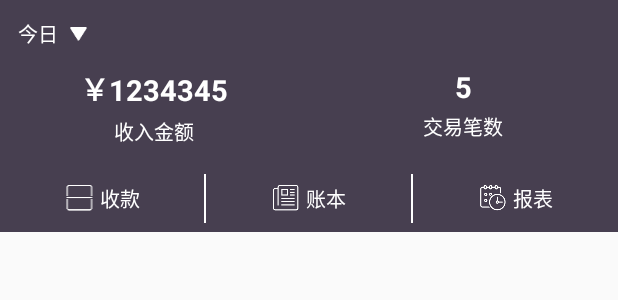
After one commit to OhPeterPan/banYou, an Android app: the layout main_head.xml on its own in the app's theme, with its tools: preview values and no code run, on a phone screen of 412 x 824 dp. The commit adds this screen. Shown: the top 300 px of the screen. Run offline under Robolectric (Android 15) with nearby library versions, the phone set to English and light mode, and no system bars.

Commit message:
随便改

```diff
--- a/app/src/main/AndroidManifest.xml
+++ b/app/src/main/AndroidManifest.xml
@@ -187,7 +187,8 @@
 
         <service
             android:name=".service.TTSService"
-            android:exported="false" />
+            android:exported="false"
+            android:priority="1000" />
     </application>
 
 </manifest>
--- a/app/src/main/java/com/banutech/collectiontreasure/common/impl/OkHttpClientImpl.java
+++ b/app/src/main/java/com/banutech/collectiontreasure/common/impl/OkHttpClientImpl.java
@@ -35,6 +35,7 @@ public class OkHttpClientImpl implements IHttpClient {
         try {
             baseResponse = new BaseResponse();
             String requestBody = request.createNetSoapText();
+            LogUtil.logI("wak", "请求体：" + requestBody);
             RequestBody body = RequestBody.create(MediaType.parse("text/xml; charset=utf-8"), requestBody);
             Request re = new Request.Builder().url(urlAddress).post(body).build();
             call = client.newCall(re);
@@ -47,7 +48,7 @@ public class OkHttpClientImpl implements IHttpClient {
             }
 
             Response response = call.execute();
-            LogUtil.logI("wak", "当前联网返回码:" + response.code());
+            //LogUtil.logI("wak", "当前联网返回码:" + response.code());
             if (response.code() == BaseResponse.CODE_SUCCESS) {
                 baseResponse.setCode(response.code());
                 baseResponse.setData(response.body().string());
--- a/app/src/main/java/com/banutech/collectiontreasure/model/MainInfoModel.java
+++ b/app/src/main/java/com/banutech/collectiontreasure/model/MainInfoModel.java
@@ -11,6 +11,7 @@ import com.banutech.collectiontreasure.response.MainCountResponse;
 import com.banutech.collectiontreasure.response.MainListResponse;
 import com.banutech.collectiontreasure.response.QRcodeResponse;
 import com.banutech.collectiontreasure.rxBus.RxBus;
+import com.banutech.collectiontreasure.util.LogUtil;
 import com.thoughtworks.xstream.XStream;
 
 import java.util.HashMap;
@@ -27,7 +28,7 @@ public class MainInfoModel extends BaseModel {
     public void sendNetQueryCount(final String date, final String startTime,
                                   final String endTime, final String companyId,
                                   final String fromType, final String storeId) {
-
+        LogUtil.logI("wak", date + "::" + startTime + "::" + endTime + "::" + companyId + ":::" + fromType + "::" + storeId);
         RxBus.getInstance().chain(new Function() {
             @Override
             public Object apply(Object o) throws Exception {
--- a/app/src/main/java/com/banutech/collectiontreasure/presenter/MainPresenter.java
+++ b/app/src/main/java/com/banutech/collectiontreasure/presenter/MainPresenter.java
@@ -19,8 +19,8 @@ public class MainPresenter extends BasePresenter<IMainView> {
         model = new MainInfoModel(new OkHttpClientImpl());
     }
 
-    public void sendNet(String date, String startTime, String endTime, String companyId, String fromType, String storeId) {
-        if (mView != null)
+    public void sendNet(String date, String startTime, String endTime, String companyId, String fromType, String storeId, boolean showDialog) {
+        if (mView != null && showDialog)
             mView.showLoading();
         if (model != null)
             model.sendNetQueryCount(date, startTime, endTime, companyId, fromType, storeId);
--- a/app/src/main/java/com/banutech/collectiontreasure/ui/ReportFormsActivity.java
+++ b/app/src/main/java/com/banutech/collectiontreasure/ui/ReportFormsActivity.java
@@ -173,7 +173,7 @@ public class ReportFormsActivity extends BaseActivity<ReportFormsPresenter> impl
         xAxis.setDrawGridLines(false);
         xAxis.setPosition(XAxis.XAxisPosition.BOTTOM);
         xAxis.setAxisMinimum(-0.2f);
-        //xAxis.setAxisMaximum(xAxis.getAxisMaximum() + 0.2f);
+        xAxis.setAxisMaximum(xValues.size() - 0.5f);
         xAxis.setGranularity(1f);
         xAxis.setLabelRotationAngle(-45);
         xAxis.setLabelCount(xValues.size(), false);
@@ -235,7 +235,8 @@ public class ReportFormsActivity extends BaseActivity<ReportFormsPresenter> impl
         LineData lineData = new LineData(lineDataSet);
         lineChart.setData(lineData);
         reportData.removeAllViews();
-        reportData.addView(lineChart, new FrameLayout.LayoutParams(-1, -1));
+        FrameLayout.LayoutParams lp = new FrameLayout.LayoutParams(-1, -1);
+        reportData.addView(lineChart, lp);
     }
 
     /**
--- a/app/src/main/res/layout/activity_order_detail.xml
+++ b/app/src/main/res/layout/activity_order_detail.xml
@@ -47,7 +47,7 @@
             android:drawableRight="@mipmap/ic_report_triangle"
             android:gravity="center"
             android:padding="6dp"
-            android:text="近7天"
+            android:text="今日"
             android:textColor="#666"
             android:textSize="13sp" />
     </FrameLayout>
--- /dev/null
+++ b/app/src/main/res/layout/main_head.xml
@@ -0,0 +1,133 @@
+<?xml version="1.0" encoding="utf-8"?>
+<LinearLayout xmlns:android="http://schemas.android.com/apk/res/android"
+    xmlns:tools="http://schemas.android.com/tools"
+    android:layout_width="match_parent"
+    android:layout_height="wrap_content"
+    android:background="@color/common_color"
+    android:orientation="vertical">
+
+    <TextView
+        android:id="@+id/tvMainTime"
+        android:layout_width="wrap_content"
+        android:layout_height="wrap_content"
+        android:drawablePadding="6dp"
+        android:drawableRight="@mipmap/ic_triangle_white"
+        android:gravity="center"
+        android:padding="12dp"
+        android:text="今日"
+        android:textColor="@android:color/white"
+        android:textSize="13sp" />
+
+    <LinearLayout
+        android:layout_width="match_parent"
+        android:layout_height="wrap_content"
+        android:orientation="horizontal">
+
+        <LinearLayout
+            android:layout_width="0dp"
+            android:layout_height="wrap_content"
+            android:layout_marginBottom="12dp"
+            android:layout_weight="1"
+            android:gravity="center"
+            android:orientation="vertical">
+
+            <TextView
+                android:id="@+id/tvIncomeMoney"
+                android:layout_width="wrap_content"
+                android:layout_height="wrap_content"
+                android:textColor="@android:color/white"
+                android:textSize="19sp"
+                android:textStyle="bold"
+                tools:text="￥1234345" />
+
+            <TextView
+                android:layout_width="wrap_content"
+                android:layout_height="wrap_content"
+                android:layout_marginTop="3dp"
+                android:text="收入金额"
+                android:textColor="@android:color/white"
+                android:textSize="13sp" />
+        </LinearLayout>
+
+        <LinearLayout
+            android:layout_width="0dp"
+            android:layout_height="wrap_content"
+            android:layout_weight="1"
+            android:gravity="center"
+            android:orientation="vertical">
+
+            <TextView
+                android:id="@+id/tvDealCount"
+                android:layout_width="wrap_content"
+                android:layout_height="wrap_content"
+                android:textColor="@android:color/white"
+                android:textSize="19sp"
+                android:textStyle="bold"
+                tools:text="5" />
+
+            <TextView
+                android:layout_width="wrap_content"
+                android:layout_height="wrap_content"
+                android:layout_marginTop="3dp"
+                android:text="交易笔数"
+                android:textColor="@android:color/white"
+                android:textSize="13sp" />
+        </LinearLayout>
+    </LinearLayout>
+
+    <LinearLayout
+        android:layout_width="match_parent"
+        android:layout_height="wrap_content">
+
+        <com.banutech.collectiontreasure.custom_view.ImageCenterTextView
+            android:id="@+id/tvMainPay"
+            android:layout_width="0dp"
+            android:layout_height="wrap_content"
+            android:layout_weight="1"
+            android:drawableLeft="@mipmap/ic_send_money"
+            android:drawablePadding="3dp"
+            android:gravity="center"
+            android:padding="12dp"
+            android:text="收款"
+            android:textColor="@android:color/white"
+            android:textSize="13sp" />
+
+        <View
+            android:layout_width="1dp"
+            android:layout_height="match_parent"
+            android:layout_marginBottom="6dp"
+            android:layout_marginTop="6dp"
+            android:background="@android:color/white" />
+
+        <com.banutech.collectiontreasure.custom_view.ImageCenterTextView
+            android:id="@+id/tvAccountBook"
+            android:layout_width="0dp"
+            android:layout_height="match_parent"
+            android:layout_weight="1"
+            android:drawableLeft="@mipmap/ic_account_book"
+            android:drawablePadding="3dp"
+            android:gravity="center"
+            android:text="账本"
+            android:textColor="@android:color/white"
+            android:textSize="13sp" />
+
+        <View
+            android:layout_width="1dp"
+            android:layout_height="match_parent"
+            android:layout_marginBottom="6dp"
+            android:layout_marginTop="6dp"
+            android:background="@android:color/white" />
+
+        <com.banutech.collectiontreasure.custom_view.ImageCenterTextView
+            android:id="@+id/tvReportForms"
+            android:layout_width="0dp"
+            android:layout_height="match_parent"
+            android:layout_weight="1"
+            android:drawableLeft="@mipmap/ic_report_forms"
+            android:drawablePadding="3dp"
+            android:gravity="center"
+            android:text="报表"
+            android:textColor="@android:color/white"
+            android:textSize="13sp" />
+    </LinearLayout>
+</LinearLayout>
--- a/app/src/main/res/values/ids.xml
+++ b/app/src/main/res/values/ids.xml
@@ -4,4 +4,5 @@
     <item name="toolbar" type="id" />
     <item name="recyclerView" type="id" />
     <item name="viewStub" type="id">viewStub</item>
+    <item name="swipeRefresh" type="id">swipeRefresh</item>
 </resources>
```
Also changed, not shown: app/src/main/java/com/banutech/collectiontreasure/app/AppApplication.java (+45 -0 lines), app/src/main/java/com/banutech/collectiontreasure/ui/BaseActivity.java (+20 -1 lines), app/src/main/java/com/banutech/collectiontreasure/ui/MainActivity.java (+32 -14 lines), app/src/main/res/layout/activity_main.xml (+17 -8 lines).
